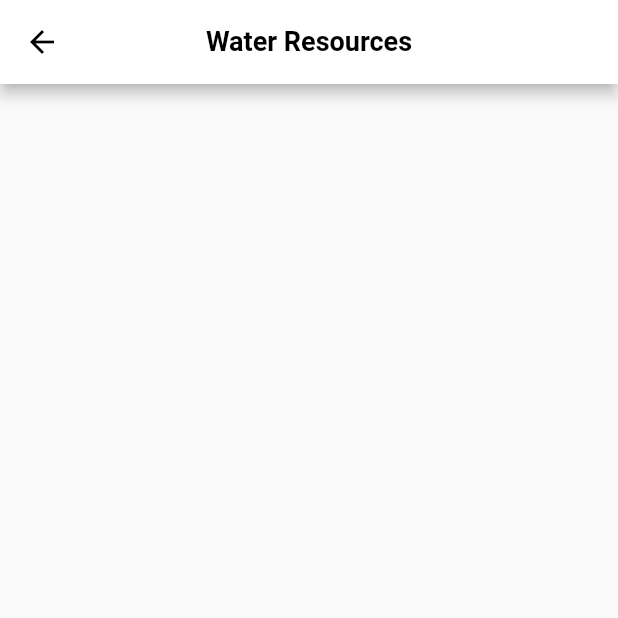
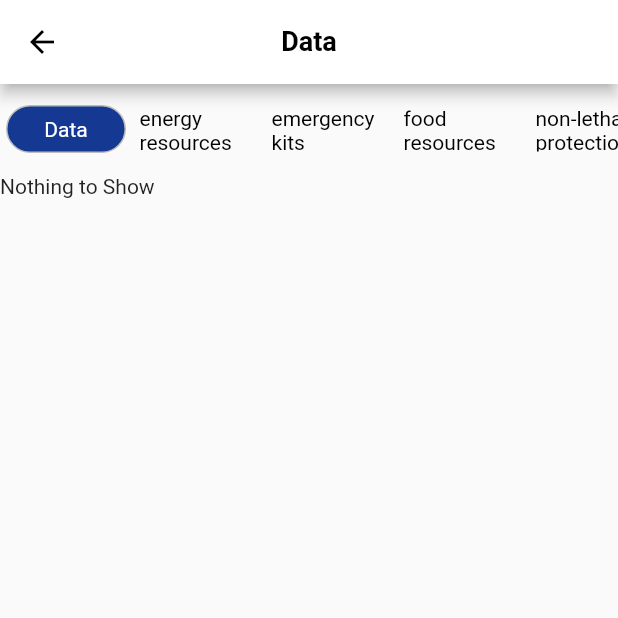
Before and after one commit to ba064251/CPA-Basit, a Flutter app: the WaterResource screen opened directly, on a phone screen of 412 x 824 dp, the top half of it. Run offline on Flutter 3.47's test engine with Material 2 defaults, Android fonts, the phone set to English and light mode, and no system bars; our stand-ins replace cloud_firestore, firebase_auth, firebase_core, firebase_storage, flutter_lorem, google_sign_in and 7 more; accounts and stored records are empty; Roboto replaces fonts that are missing (Poppins).

Commit message:
Icon, Tab bar Done

```diff
--- a/lib/UI/screens/homescreen/products/water_resources.dart
+++ b/lib/UI/screens/homescreen/products/water_resources.dart
@@ -1,3 +1,4 @@
+import 'package:cloud_firestore/cloud_firestore.dart';
 import 'package:cpa/export.dart';
 import 'package:cpa/services/fetch_services.dart';
 import 'package:flutter/material.dart';
@@ -13,6 +14,7 @@ class WaterResource extends StatefulWidget {
 }
 
 class _WaterResourceState extends State<WaterResource> {
+
   List<Map<String, dynamic>>? products = [];
 
   void fetch() async {
@@ -27,6 +29,10 @@ class _WaterResourceState extends State<WaterResource> {
     fetch();
     super.initState();
   }
+  List cat = ["Data","energy resources","emergency kits","food resources","non-lethal protection","communication resources","bartering resources","travel resources","shelters resources","car emergency"];
+  int current = 0;
+
+
 
   @override
   Widget build(BuildContext context) {
@@ -36,38 +42,89 @@ class _WaterResourceState extends State<WaterResource> {
         backgroundColor: CPAColorTheme().white,
         iconTheme: IconThemeData(color: CPAColorTheme().black),
         title: Text(
-          'Water Resources',
+    cat[current],
     style: CPATextTheme().heading6.copyWith(color: CPAColorTheme().black),
     maxLines: 1, // Limit the title to one line
     overflow: TextOverflow.ellipsis, // Handle overflow with ellipsis
     ),
+
       ),
-      body: GridView.builder(
-        gridDelegate: const SliverGridDelegateWithFixedCrossAxisCount(
+      body: Column(
+        crossAxisAlignment: CrossAxisAlignment.start,
+        children: [
+          SizedBox(height: 10,),
+          SizedBox(
+            width: double.infinity,
+            height: 40,
+            child: ListView.builder(
+              scrollDirection: Axis.horizontal,
+              physics: const BouncingScrollPhysics(),
+              itemCount: cat.length,
+              itemBuilder: (context, index) {
+                return GestureDetector(
+                  onTap: (){
+                    setState(() {
+                      current = index;
+                    });
+                  },
+                  child: AnimatedContainer(
+                    curve: decelerateEasing,
+                    duration: Duration(milliseconds: 400),
+                    margin: EdgeInsets.symmetric(horizontal: 4,vertical: 4),
+                    width: cat[current]=="Data"?80:cat[current]=="communication resources"?180:140,
+                    height: 30,
+                    decoration: BoxDecoration(
+                      color: current==index?CPAColorTheme().primaryblue:Colors.transparent,
+                      border: Border.all(
+                        width: 1,
+                        style: BorderStyle.solid,
+                        color: current==index? Colors.grey.shade400:Colors.transparent,
+                      ),
+                      borderRadius: current==index?BorderRadius.circular(20):BorderRadius.circular(4),
+                    ),
+                    child: Center(child: Text(cat[index],style: TextStyle(color: current==index?Colors.white:Colors.black),)),
+                  ),
+                );
+              },),
+          ),
+          SizedBox(height: 10,),
+          StreamBuilder(
+                stream: cat[current]=="Data"?FirebaseFirestore.instance.collection("Data").snapshots():
+                cat[current]=="energy resources"?FirebaseFirestore.instance.collection("energy resources").snapshots():
+                cat[current]=="emergency kits"?FirebaseFirestore.instance.collection("emergency kits").snapshots():
+                cat[current]=="food resources"?FirebaseFirestore.instance.collection("food resources").snapshots():
+                cat[current]=="non-lethal protection"?FirebaseFirestore.instance.collection("non-lethal protection").snapshots():
+                cat[current]=="communication resources"?FirebaseFirestore.instance.collection("communication resources").snapshots():
+                cat[current]=="bartering resources"?FirebaseFirestore.instance.collection("bartering resources").snapshots():
+                cat[current]=="travel resources"?FirebaseFirestore.instance.collection("travel resources").snapshots():
+                cat[current]=="shelters resources"?FirebaseFirestore.instance.collection("shelters resources").snapshots():
+              FirebaseFirestore.instance.collection("car emergency").snapshots(),
+                builder: (BuildContext context, snapshot) {
+                  if(snapshot.connectionState == ConnectionState.waiting) {
+                    return CircularProgressIndicator();
+                  }
+                  if (snapshot.hasData) {
+                    var dataLength = snapshot.data!.docs.length;
+                    return dataLength!=0?GridView.count(
                       crossAxisCount: 2,
-          mainAxisSpacing: 5,
-          crossAxisSpacing: 1,
-          childAspectRatio: 3,
-          mainAxisExtent: 200, // Adjust the crossAxisCount to your preference
-        ),
-        itemCount: products?.length ?? 0,
-        itemBuilder: (BuildContext context, int index) {
-          print(index);
+                      shrinkWrap: true,
+                      scrollDirection: Axis.vertical,
+                      children: List.generate(dataLength, (index){
                         return Card(
                           margin: const EdgeInsets.all(8.0),
                           child: ListTile(
                             title: Column(
                               children: [
                                 Image.network(
-                    products![index]['image link'] ??
-                        products?[index]['image address'] ??
+                                  snapshot.data!.docs[index]['image link'] ??
+                                      snapshot.data!.docs[index]['image address'] ??
                                       "",
                                   width: 100, // Adjust the width as needed
                                   height: 100, // Adjust the height as needed
                                 ),
                                 Text(
-                    products![index]['title'] ??
-                        products?[index]['title '] ??
+                                  snapshot.data!.docs[index]['title'] ??
+                                      snapshot.data!.docs[index]['title '] ??
                                       "Not Found",
                                   maxLines: 1, // Limit the title to one line
                                   overflow:
@@ -87,8 +144,15 @@ class _WaterResourceState extends State<WaterResource> {
                             },
                           ),
                         );
-        },
-      ),
+                      }),
+                    ):Text("Nothing to Show");
+                  } if (snapshot.hasError) {
+                    return Icon(Icons.error_outline);
+                  }
+                  return Container();
+                })
+          ],
+      )
     );
   }
 }
--- a/lib/main.dart
+++ b/lib/main.dart
@@ -28,7 +28,7 @@ class MyApp extends StatelessWidget {
   Widget build(BuildContext context) {
     return MaterialApp(
       debugShowCheckedModeBanner: false,
-      home: ProductsHome(),
+      home: HomeScreen(),
     );
   }
 }
--- a/pubspec.yaml
+++ b/pubspec.yaml
@@ -93,8 +93,8 @@ flutter:
     - assets/
     - assets/images/
     - assets/images/products/
-    - assets/images/products/training/
-    - assets/images/products/websites/
+    - assets/images/training/
+    - assets/images/websites/
   #   - images/a_dot_ham.jpeg
 
   # An image asset can refer to one or more resolution-specific "variants", see
```
Lines whose indentation alone changed are shown as unchanged.
